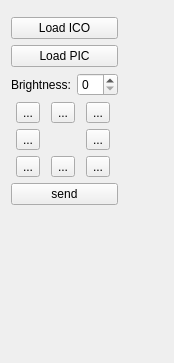
Old version of the form Qt/my_programm/Test_RGB_display/src/test_rgb_display_mainbox/ui/test_rgb_display_mainbox.ui in the repository RinatB2017/mega_GIT.
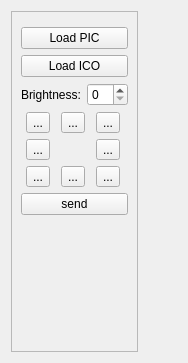
New version of the form. Icons and pictures are not drawn. Custom widgets are drawn as their Qt base class.

```diff
--- a/Qt/my_programm/Test_RGB_display/src/test_rgb_display_mainbox/ui/test_rgb_display_mainbox.ui
+++ b/Qt/my_programm/Test_RGB_display/src/test_rgb_display_mainbox/ui/test_rgb_display_mainbox.ui
@@ -6,7 +6,7 @@
    <rect>
     <x>0</x>
     <y>0</y>
-    <width>174</width>
+    <width>188</width>
     <height>363</height>
    </rect>
   </property>
@@ -15,17 +15,23 @@
   </property>
   <layout class="QHBoxLayout" name="horizontalLayout">
    <item>
-    <layout class="QVBoxLayout" name="verticalLayout_2">
+    <widget class="QFrame" name="frame">
+     <property name="sizePolicy">
+      <sizepolicy hsizetype="Fixed" vsizetype="Preferred">
+       <horstretch>0</horstretch>
+       <verstretch>0</verstretch>
+      </sizepolicy>
+     </property>
+     <property name="frameShape">
+      <enum>QFrame::StyledPanel</enum>
+     </property>
+     <property name="frameShadow">
+      <enum>QFrame::Raised</enum>
+     </property>
+     <layout class="QVBoxLayout" name="verticalLayout">
      <item>
       <widget class="SerialBox5_fix_baudrate" name="serial_widget" native="true"/>
      </item>
-     <item>
-      <widget class="QPushButton" name="btn_load_ico">
-       <property name="text">
-        <string>Load ICO</string>
-       </property>
-      </widget>
-     </item>
      <item>
       <widget class="QPushButton" name="btn_load_pic">
        <property name="text">
@@ -33,6 +39,13 @@
        </property>
       </widget>
      </item>
+      <item>
+       <widget class="QPushButton" name="btn_load_ico">
+        <property name="text">
+         <string>Load ICO</string>
+        </property>
+       </widget>
+      </item>
      <item>
       <layout class="QHBoxLayout" name="horizontalLayout_2">
        <item>
@@ -160,6 +173,7 @@
       </spacer>
      </item>
     </layout>
+    </widget>
    </item>
    <item>
     <widget class="RGB_display" name="rgb_display" native="true"/>
```
Left out of the diff: 3 changed lines with no effect on the pictures. Lines whose indentation alone changed are shown as unchanged.
